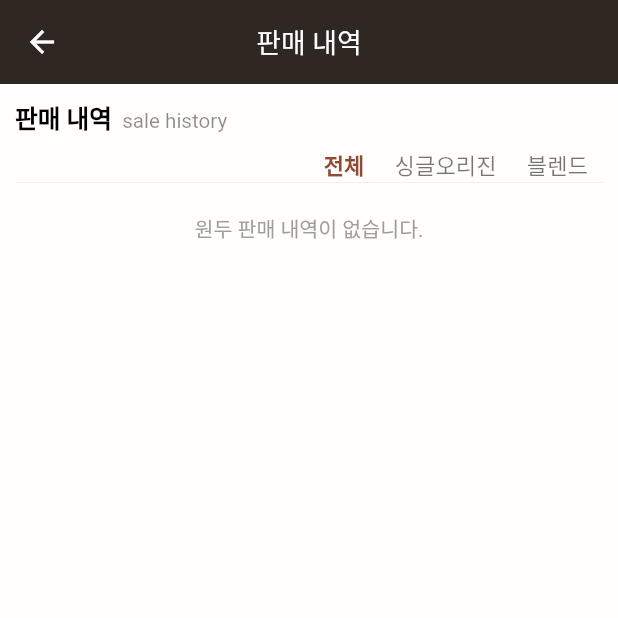
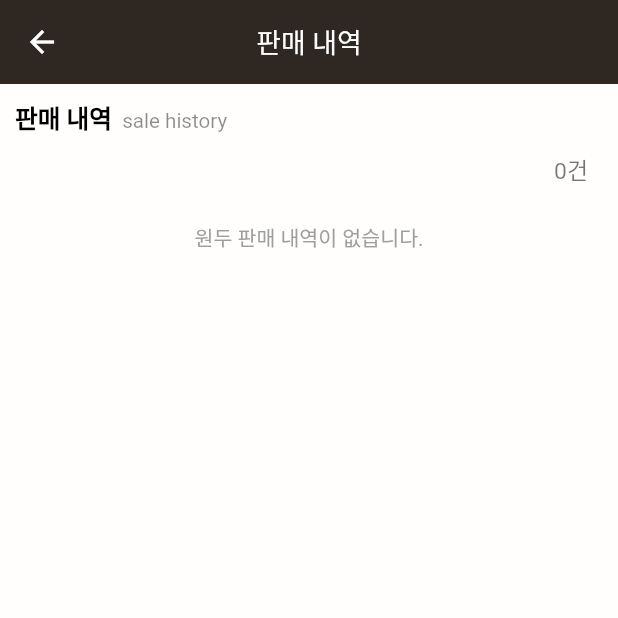
Before and after one commit to NamGideokk/bean_diary, a Flutter app: the SaleHistoryMain screen opened directly, on a phone screen of 412 x 824 dp, the top half of it. Run offline on Flutter 3.47's test engine with Material 3 defaults, Android fonts, the phone set to English and light mode, and no system bars; our stand-ins replace get, package_info_plus, sqflite, upgrader; accounts and stored records are empty.

```diff
--- a/lib/screens/sale_history_main.dart
+++ b/lib/screens/sale_history_main.dart
@@ -31,6 +31,7 @@ class _SaleHistoryMainState extends State<SaleHistoryMain> {
     super.dispose();
     Get.delete<SaleHistoryController>();
     Get.delete<YearPickerController>();
+    _scrollCtrl.dispose();
   }
 
   @override
@@ -46,32 +47,25 @@ class _SaleHistoryMainState extends State<SaleHistoryMain> {
             ? Column(
                 mainAxisAlignment: MainAxisAlignment.end,
                 children: [
-                  FloatingActionButton.small(
+                  Badge(
+                    label: Text(
+                      "${_saleHistoryCtrl.sortCount}",
+                      textScaler: TextScaler.noScaling,
+                    ),
+                    isLabelVisible: _saleHistoryCtrl.sortCount > 0 ? true : false,
+                    child: FloatingActionButton.small(
                       backgroundColor: Colors.brown.withOpacity(0.85),
                       foregroundColor: Colors.white,
                       heroTag: "filter",
-                    tooltip: "날짜순",
+                      tooltip: "판매 내역 필터",
                       elevation: 3,
-                    onPressed: () => _saleHistoryCtrl.setReverseDate(),
+                      onPressed: () => _saleHistoryCtrl.openFilterBottomSheet(context),
                       child: Icon(
-                      CupertinoIcons.arrow_up_arrow_down,
+                        CupertinoIcons.slider_horizontal_3,
                         size: height / 40,
                       ),
                     ),
-                  _saleHistoryCtrl.totalList.length >= 10
-                      ? FloatingActionButton.small(
-                          backgroundColor: Colors.brown.withOpacity(0.85),
-                          foregroundColor: Colors.white,
-                          heroTag: "moveTop",
-                          tooltip: "맨 위로",
-                          elevation: 3,
-                          onPressed: () => _saleHistoryCtrl.scrollToTop(_scrollCtrl),
-                          child: Icon(
-                            Icons.vertical_align_top_rounded,
-                            size: height / 40,
                   ),
-                        )
-                      : const SizedBox(),
                 ],
               )
             : const SizedBox(),
@@ -81,54 +75,6 @@ class _SaleHistoryMainState extends State<SaleHistoryMain> {
             crossAxisAlignment: CrossAxisAlignment.start,
             children: [
               const HeaderTitle(title: "판매 내역", subTitle: "sale history"),
-              Row(
-                mainAxisAlignment: MainAxisAlignment.spaceBetween,
-                crossAxisAlignment: CrossAxisAlignment.end,
-                children: [
-                  _saleHistoryCtrl.totalList.length > 0
-                      ? Text(
-                          _saleHistoryCtrl.filterValue == "전체"
-                              ? "\t\t${Utility().numberFormat(_saleHistoryCtrl.totalList.length.toString(), isWeight: false)} 건"
-                              : _saleHistoryCtrl.filterValue == "싱글오리진"
-                                  ? "\t\t${Utility().numberFormat(_saleHistoryCtrl.singleList.length.toString(), isWeight: false)} 건"
-                                  : "\t\t${Utility().numberFormat(_saleHistoryCtrl.blendList.length.toString(), isWeight: false)} 건",
-                          style: TextStyle(
-                            fontSize: height / 60,
-                            color: Colors.black87,
-                          ),
-                        )
-                      : const SizedBox(),
-                  Row(
-                    children: [
-                      TextButton(
-                        style: TextButton.styleFrom(
-                          minimumSize: const Size(0, 0),
-                          padding: const EdgeInsets.symmetric(horizontal: 10, vertical: 10),
-                        ),
-                        onPressed: () => _saleHistoryCtrl.setChangeFilterValue("전체"),
-                        child: _FilterText(title: "전체", filterValue: _saleHistoryCtrl.filterValue),
-                      ),
-                      TextButton(
-                        style: TextButton.styleFrom(
-                          minimumSize: const Size(0, 0),
-                          padding: const EdgeInsets.symmetric(horizontal: 10, vertical: 10),
-                        ),
-                        onPressed: () => _saleHistoryCtrl.setChangeFilterValue("싱글오리진"),
-                        child: _FilterText(title: "싱글오리진", filterValue: _saleHistoryCtrl.filterValue),
-                      ),
-                      TextButton(
-                        style: TextButton.styleFrom(
-                          minimumSize: const Size(0, 0),
-                          padding: const EdgeInsets.symmetric(horizontal: 10, vertical: 10),
-                        ),
-                        onPressed: () => _saleHistoryCtrl.setChangeFilterValue("블렌드"),
-                        child: _FilterText(title: "블렌드", filterValue: _saleHistoryCtrl.filterValue),
-                      ),
-                    ],
-                  ),
-                ],
-              ),
-              const Divider(height: 0, color: Colors.black12),
               _saleHistoryCtrl.totalList.length > 0
                   ? Padding(
                       padding: const EdgeInsets.fromLTRB(5, 10, 10, 5),
@@ -190,12 +136,74 @@ class _SaleHistoryMainState extends State<SaleHistoryMain> {
                       ),
                     )
                   : const SizedBox(),
+              Padding(
+                padding: const EdgeInsets.fromLTRB(10, 5, 10, 0),
+                child: Row(
+                  mainAxisAlignment: MainAxisAlignment.spaceBetween,
+                  children: [
+                    Expanded(
+                      child: SingleChildScrollView(
+                        scrollDirection: Axis.horizontal,
+                        padding: EdgeInsets.zero,
+                        child: Row(
+                          mainAxisAlignment: MainAxisAlignment.end,
+                          children: [
+                            Visibility(
+                              visible: _saleHistoryCtrl.sortByRoastingType != "",
+                              child: Container(
+                                padding: const EdgeInsets.symmetric(horizontal: 10, vertical: 5),
+                                decoration: BoxDecoration(
+                                  color: Colors.brown[100],
+                                  borderRadius: const BorderRadius.vertical(
+                                    top: Radius.circular(10),
+                                  ),
+                                ),
+                                child: Text(
+                                  _saleHistoryCtrl.sortByRoastingType,
+                                  style: Theme.of(context).textTheme.bodyMedium,
+                                ),
+                              ),
+                            ),
+                            Visibility(
+                              visible: _saleHistoryCtrl.sortBySeller != "",
+                              child: Container(
+                                padding: const EdgeInsets.symmetric(horizontal: 10, vertical: 5),
+                                decoration: BoxDecoration(
+                                  color: Colors.brown[200],
+                                  borderRadius: const BorderRadius.vertical(
+                                    top: Radius.circular(10),
+                                  ),
+                                ),
+                                child: Text(
+                                  _saleHistoryCtrl.sortBySeller,
+                                  style: Theme.of(context).textTheme.bodyMedium,
+                                ),
+                              ),
+                            ),
+                          ],
+                        ),
+                      ),
+                    ),
+                    const SizedBox(width: 15),
+                    Padding(
+                      padding: const EdgeInsets.only(bottom: 3),
+                      child: Text(
+                        "${Utility().numberFormat(_saleHistoryCtrl.showList.length.toString(), isWeight: false)}건",
+                        style: Theme.of(context).textTheme.bodyMedium!.copyWith(color: Colors.black54),
+                      ),
+                    ),
+                  ],
+                ),
+              ),
               _saleHistoryCtrl.showList.isNotEmpty
                   ? Expanded(
                       child: SingleChildScrollView(
-                        padding: EdgeInsets.only(bottom: height / 6.5),
+                        padding: EdgeInsets.only(bottom: height / 8.5),
                         controller: _scrollCtrl,
-                        child: ListView.separated(
+                        child: Column(
+                          mainAxisSize: MainAxisSize.min,
+                          children: [
+                            ListView.separated(
                               shrinkWrap: true,
                               physics: const NeverScrollableScrollPhysics(),
                               itemCount: _saleHistoryCtrl.showList.length,
@@ -270,6 +278,28 @@ class _SaleHistoryMainState extends State<SaleHistoryMain> {
                                 ),
                               ),
                             ),
+                            Visibility(
+                              visible: _saleHistoryCtrl.showList.length >= 10,
+                              child: Padding(
+                                padding: const EdgeInsets.only(top: 20),
+                                child: IconButton(
+                                  style: IconButton.styleFrom(
+                                    backgroundColor: Theme.of(context).cardTheme.color,
+                                    foregroundColor: Colors.brown,
+                                    shape: RoundedRectangleBorder(
+                                      borderRadius: BorderRadius.circular(10),
+                                    ),
+                                  ),
+                                  onPressed: () => _saleHistoryCtrl.scrollToTop(_scrollCtrl),
+                                  icon: Icon(
+                                    Icons.vertical_align_top_rounded,
+                                    size: height / 40,
+                                  ),
+                                ),
+                              ),
+                            ),
+                          ],
+                        ),
                       ),
                     )
                   : const EmptyWidget(content: "원두 판매 내역이 없습니다."),
@@ -280,25 +310,3 @@ class _SaleHistoryMainState extends State<SaleHistoryMain> {
     );
   }
 }
-
-class _FilterText extends StatelessWidget {
-  final String title, filterValue;
-  const _FilterText({
-    Key? key,
-    required this.title,
-    required this.filterValue,
-  }) : super(key: key);
-
-  @override
-  Widget build(BuildContext context) {
-    final height = MediaQuery.of(context).size.height;
-    return Text(
-      title,
-      style: TextStyle(
-        fontWeight: filterValue == title ? FontWeight.bold : FontWeight.w300,
-        color: filterValue == title ? null : Colors.black54,
-        fontSize: height / 56,
-      ),
-    );
-  }
-}
--- a/lib/utility/custom_app_theme.dart
+++ b/lib/utility/custom_app_theme.dart
@@ -28,6 +28,12 @@ class CustomAppTheme {
         // TextField style
         bodyMedium: TextStyle(
           fontSize: height / 54,
+          color: Colors.black,
+          letterSpacing: 0,
+        ),
+        // Smalleast text
+        bodySmall: TextStyle(
+          fontSize: height / 70,
           color: Colors.black,
           letterSpacing: 0,
         ),
--- a/lib/utility/utility.dart
+++ b/lib/utility/utility.dart
@@ -84,7 +84,7 @@ class Utility {
   }
 
   /// 숫자 단위 표시
-  String numberFormat(String value, {isWeight = true}) => NumberFormat.simpleCurrency(
+  String numberFormat(String value, {bool isWeight = true}) => NumberFormat.simpleCurrency(
         locale: "ko-KR",
         name: "",
         decimalDigits: isWeight ? 1 : 0,
```
Also changed, not shown: lib/controllers/sale_history_controller.dart (+85 -20 lines), lib/screens/sale_history_filter_bottom_sheet.dart (added, +260 -0 lines), lib/sqflite/green_bean_stock_sqf_lite.dart (+5 -4 lines), lib/sqflite/roasting_bean_sales_sqf_lite.dart (+4 -3 lines). Lines whose indentation alone changed are shown as unchanged.
